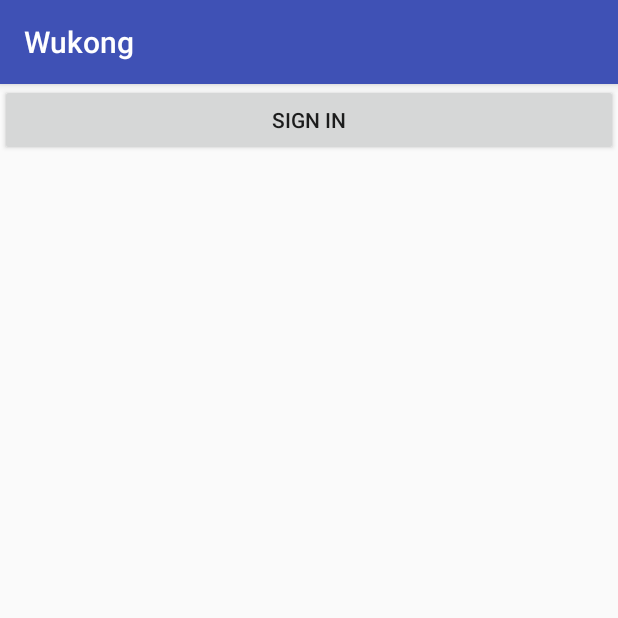
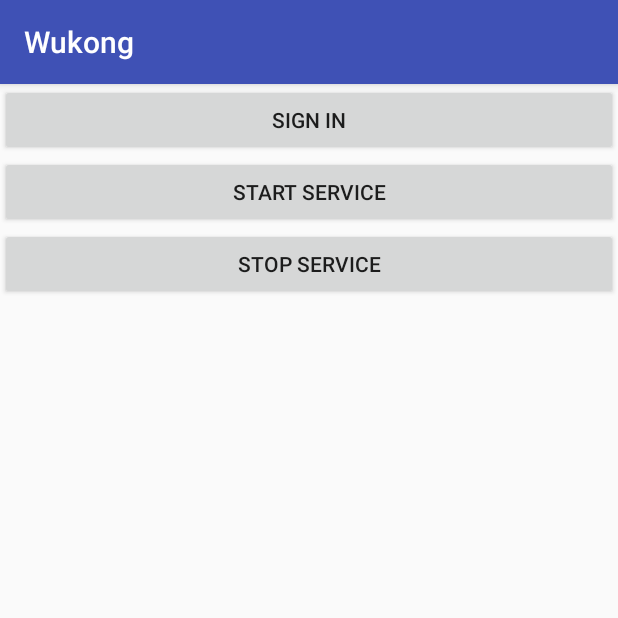
Before and after one commit to GyrosWorkshop/WukongAndroid, an Android app: the screen it shows after launch (MainActivity), on a phone screen of 412 x 824 dp, the top half of it. Run offline under Robolectric (Android 15) with nearby library versions, the phone set to English and light mode, and no system bars; 1 statement that could not run was skipped.

Commit message:
Service ok

```diff
--- a/app/build.gradle
+++ b/app/build.gradle
@@ -31,9 +31,10 @@ dependencies {
     compile 'com.squareup.okhttp3:okhttp:3.7.0'
     compile 'com.google.code.gson:gson:2.8.0'
     compile 'com.github.satyan:sugar:1.4'
-    compile 'com.android.support.constraint:constraint-layout:+'
+    compile 'com.danikula:videocache:2.7.0'
     testCompile 'junit:junit:4.12'
 }
 repositories {
     mavenCentral()
+    jcenter()
 }
--- a/app/src/main/AndroidManifest.xml
+++ b/app/src/main/AndroidManifest.xml
@@ -34,7 +34,8 @@
         </service>
         <service
             android:name=".service.WukongService"
-            android:exported="false" />
+            android:exported="false"
+            android:process=":wukongsrv" />
     </application>
 
 </manifest>
--- a/app/src/main/java/com/senorsen/wukong/activity/MainActivity.kt
+++ b/app/src/main/java/com/senorsen/wukong/activity/MainActivity.kt
@@ -5,9 +5,13 @@ import android.content.Intent
 import android.os.Bundle
 import android.support.v7.app.AppCompatActivity
 import android.support.v7.widget.Toolbar
+import android.widget.Button
 import com.senorsen.wukong.R
+import com.senorsen.wukong.service.WukongService
 
 class MainActivity : AppCompatActivity() {
+
+    lateinit var serviceIntent: Intent
 
     override fun onCreate(savedInstanceState: Bundle?) {
         super.onCreate(savedInstanceState)
@@ -19,5 +23,18 @@ class MainActivity : AppCompatActivity() {
         findViewById(R.id.sign_in).setOnClickListener {
             startActivity(Intent(this, WebViewActivity::class.java))
         }
+
+        val startServiceButton = findViewById(R.id.start_service) as Button
+        startServiceButton.setOnClickListener {
+            serviceIntent = Intent(this, WukongService::class.java)
+            startService(serviceIntent)
+        }
+
+        val stopServiceButton = findViewById(R.id.stop_service) as Button
+        stopServiceButton.setOnClickListener {
+            stopService(serviceIntent)
+        }
+
+
     }
 }
--- a/app/src/main/res/layout/activity_main.xml
+++ b/app/src/main/res/layout/activity_main.xml
@@ -14,4 +14,16 @@
         android:layout_width="match_parent"
         android:layout_height="wrap_content"
         android:text="@string/sign_in" />
+
+    <Button
+        android:id="@+id/start_service"
+        android:layout_width="match_parent"
+        android:layout_height="wrap_content"
+        android:text="Start service" />
+
+    <Button
+        android:id="@+id/stop_service"
+        android:layout_width="match_parent"
+        android:layout_height="wrap_content"
+        android:text="Stop service" />
 </LinearLayout>
```
Also changed, not shown: app/src/main/java/com/senorsen/wukong/network/AppCookieJar.kt (+7 -8 lines), app/src/main/java/com/senorsen/wukong/service/WukongService.kt (+23 -2 lines).
